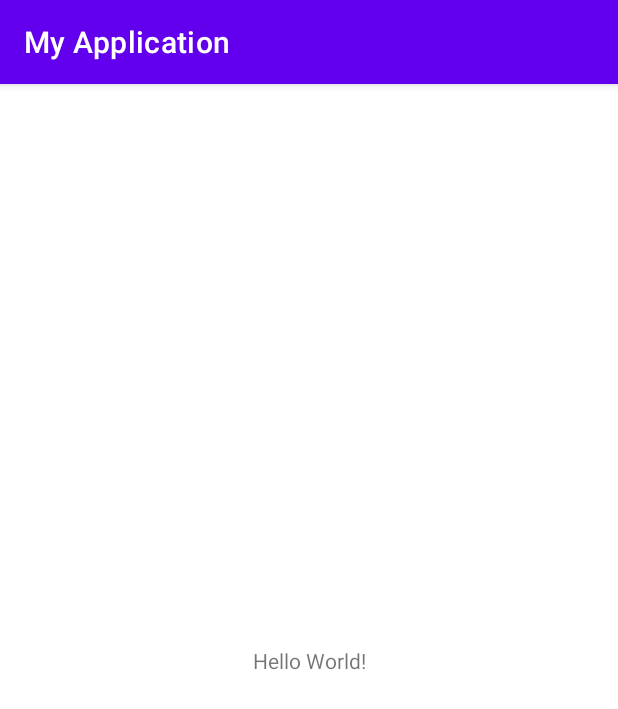
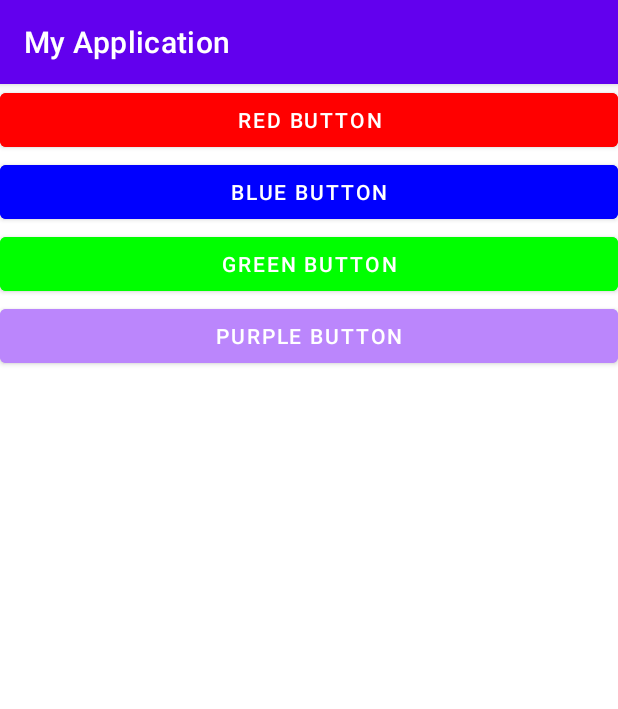
Before and after one commit to andikarifai/App_mobile, an Android app: the screen it shows after launch (MainActivity), on a phone screen of 412 x 824 dp. Shown: the top 709 px of the screen. Run offline under Robolectric (Android 15) with nearby library versions, the phone set to English and light mode, and no system bars.

Commit message:
button view

```diff
--- /dev/null
+++ b/app/src/main/java/com/example/myapplication/Animal.kt
@@ -0,0 +1,18 @@
+package com.example.myapplication
+
+class Animal(
+    private val name: String) {
+    companion object {
+        const val MAX_UMUR = 50
+    }
+
+    fun sound() {
+        println("Animal with $name sound: ")
+    }
+}
+
+fun main() {
+    val cat = Animal("Cat")
+    cat.sound()
+    println("Max age: ${Animal.MAX_UMUR}")
+}
--- a/app/src/main/res/layout/activity_main.xml
+++ b/app/src/main/res/layout/activity_main.xml
@@ -1,18 +1,36 @@
 <?xml version="1.0" encoding="utf-8"?>
-<androidx.constraintlayout.widget.ConstraintLayout xmlns:android="http://schemas.android.com/apk/res/android"
-    xmlns:app="http://schemas.android.com/apk/res-auto"
+<LinearLayout xmlns:android="http://schemas.android.com/apk/res/android"
     xmlns:tools="http://schemas.android.com/tools"
     android:layout_width="match_parent"
-    android:layout_height="match_parent"
+    android:layout_height="wrap_content"
+    android:orientation="vertical"
+    android:gravity="center"
     tools:context=".MainActivity">
 
-    <TextView
-        android:layout_width="wrap_content"
+    <Button
+        android:id="@+id/buttonRed"
+        android:layout_width="match_parent"
         android:layout_height="wrap_content"
-        android:text="Hello World!"
-        app:layout_constraintBottom_toBottomOf="parent"
-        app:layout_constraintEnd_toEndOf="parent"
-        app:layout_constraintStart_toStartOf="parent"
-        app:layout_constraintTop_toTopOf="parent" />
+        android:text="@string/red_button"
+        android:backgroundTint="@color/red"/>
+    <Button
+        android:id="@+id/buttonBlue"
+        android:layout_width="match_parent"
+        android:layout_height="wrap_content"
+        android:text="@string/blue_button"
+        android:backgroundTint="@color/blue" />
 
-</androidx.constraintlayout.widget.ConstraintLayout>
+    <Button
+        android:id="@+id/buttonGreen"
+        android:layout_width="match_parent"
+        android:layout_height="wrap_content"
+        android:backgroundTint="@color/green"
+        android:text="@string/green_button" />
+    <Button
+        android:id="@+id/buttonPurple"
+        android:layout_width="match_parent"
+        android:layout_height="wrap_content"
+        android:backgroundTint="@color/purple_200"
+        android:text="@string/purple_button" />
+
+</LinearLayout>
--- a/app/src/main/res/values/colors.xml
+++ b/app/src/main/res/values/colors.xml
@@ -7,4 +7,7 @@
     <color name="teal_700">#FF018786</color>
     <color name="black">#FF000000</color>
     <color name="white">#FFFFFFFF</color>
+    <color name="blue">#0000FF</color>
+    <color name="green">#00FF00</color>
+    <color name="red">#FF0000</color>
 </resources>
--- a/app/src/main/res/values/strings.xml
+++ b/app/src/main/res/values/strings.xml
@@ -1,3 +1,7 @@
 <resources>
     <string name="app_name">My Application</string>
+    <string name="red_button">Red Button</string>
+    <string name="blue_button">Blue Button</string>
+    <string name="green_button">Green Button</string>
+    <string name="purple_button">purple button</string>
 </resources>
```
Also changed, not shown: app/src/main/java/com/example/myapplication/MainActivity.kt (line endings or trailing spaces), app/src/main/res/drawable/profil.png (added).
